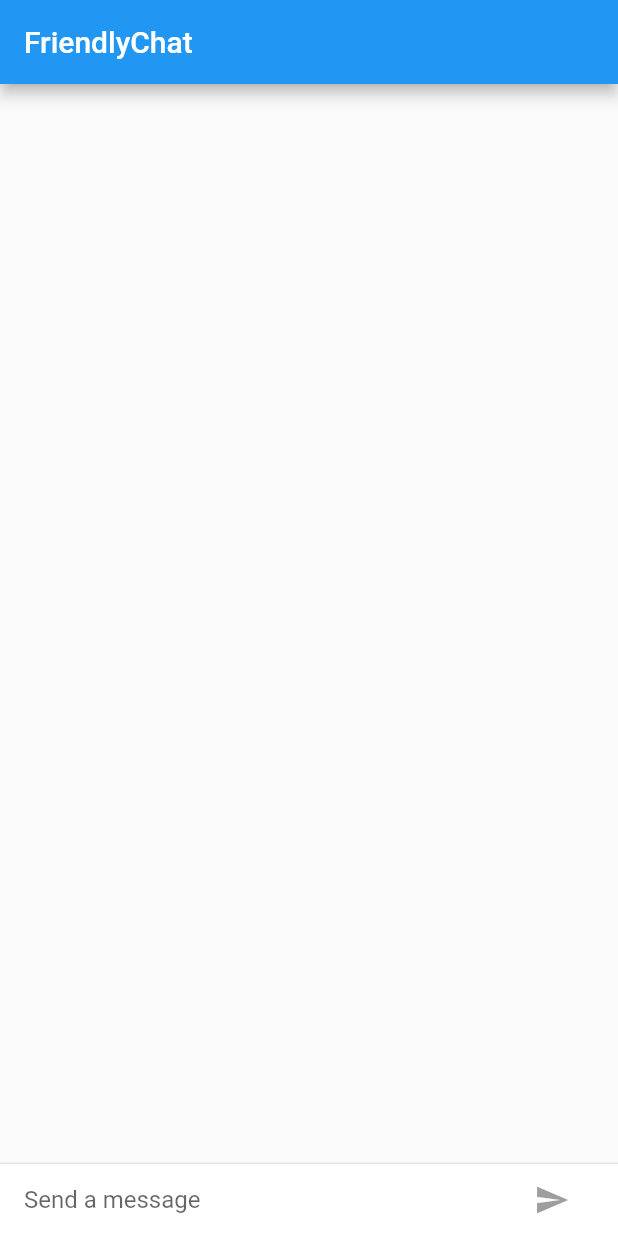
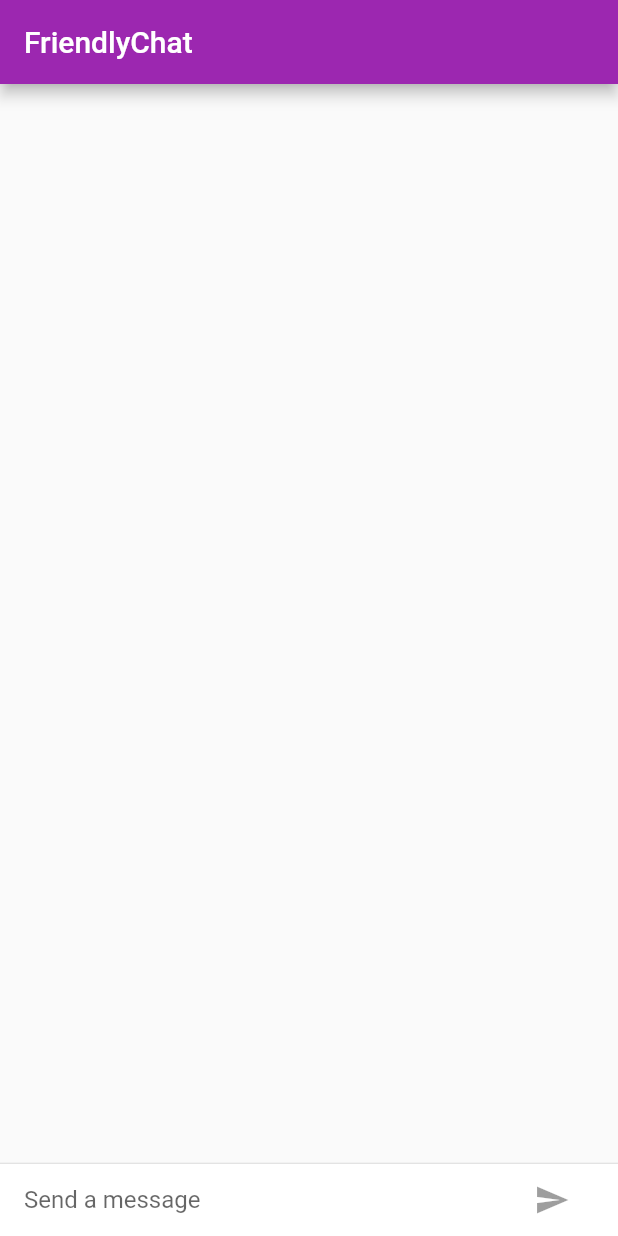
Before and after one commit to omer358/Friendly-Chat, a Flutter app: the screen it shows after launch, on a phone screen of 412 x 824 dp. Run offline on Flutter 3.47's test engine with Material 2 defaults, Android fonts, the phone set to English and light mode, and no system bars.

Commit message:
finishing up

```diff
--- a/lib/main.dart
+++ b/lib/main.dart
@@ -1,9 +1,20 @@
 import 'package:flutter/material.dart';
+import 'package:flutter/foundation.dart';
+import 'package:flutter/cupertino.dart';
 
 void main() {
   runApp(const FriendlyChatApp());
 }
 
+final ThemeData kIOSTheme = ThemeData(
+  primarySwatch: Colors.orange,
+  primaryColor: Colors.grey[100],
+  primaryColorBrightness: Brightness.light,
+);
+
+final ThemeData kDefaultTheme = ThemeData(
+    colorScheme: ColorScheme.fromSwatch(primarySwatch: Colors.purple)
+        .copyWith(secondary: Colors.deepOrange[400]));
 String _name = "Omer maki";
 
 class FriendlyChatApp extends StatelessWidget {
@@ -13,9 +24,12 @@ class FriendlyChatApp extends StatelessWidget {
 
   @override
   Widget build(BuildContext context) {
-    return const MaterialApp(
+    return MaterialApp(
       title: "FriendlyChat",
-      home: ChatScreen(),
+      theme: defaultTargetPlatform == TargetPlatform.iOS
+          ? kIOSTheme
+          : kDefaultTheme,
+      home: const ChatScreen(),
     );
   }
 }
@@ -44,7 +58,8 @@ class ChatMessage extends StatelessWidget {
               margin: const EdgeInsets.only(right: 16.0),
               child: CircleAvatar(child: Text(_name[0])),
             ),
-            Column(
+            Expanded(
+              child: Column(
                 crossAxisAlignment: CrossAxisAlignment.start,
                 children: [
                   Text(_name, style: Theme.of(context).textTheme.headline5),
@@ -53,6 +68,7 @@ class ChatMessage extends StatelessWidget {
                     child: Text(text),
                   )
                 ],
+              ),
             )
           ],
         ),
@@ -79,8 +95,10 @@ class _ChatScreenState extends State<ChatScreen> with TickerProviderStateMixin {
     return Scaffold(
       appBar: AppBar(
         title: const Text("FriendlyChat"),
+        elevation: Theme.of(context).platform == TargetPlatform.iOS ? 0.0 : 4.0,
       ),
-      body: Column(
+      body: Container(
+        child: Column(
           children: [
             Flexible(
               child: ListView.builder(
@@ -96,6 +114,12 @@ class _ChatScreenState extends State<ChatScreen> with TickerProviderStateMixin {
               child: _buildTextComposer(),
             ),
           ],
+        ),
+        decoration: Theme.of(context).platform == TargetPlatform.iOS? BoxDecoration(
+          border: Border(
+            top: BorderSide(color: Colors.grey[200]!),
+          ),
+        ) : null,
       ),
     );
   }
@@ -123,7 +147,14 @@ class _ChatScreenState extends State<ChatScreen> with TickerProviderStateMixin {
             ),
             Container(
               margin: const EdgeInsets.symmetric(horizontal: 4.0),
-              child: IconButton(
+              child: Theme.of(context).platform == TargetPlatform.iOS
+                  ? CupertinoButton(
+                      child: const Text("Send"),
+                      onPressed: _isComposing
+                          ? () => _handleSubmitted(_textcontroller.text)
+                          : null,
+                    )
+                  : IconButton(
                       icon: const Icon(Icons.send),
                       onPressed: _isComposing
                           ? () => _handleSubmitted(_textcontroller.text)
@@ -141,7 +172,7 @@ class _ChatScreenState extends State<ChatScreen> with TickerProviderStateMixin {
     var message = ChatMessage(
       text: text,
       animationController: AnimationController(
-        duration: const Duration(milliseconds: 1000),
+        duration: const Duration(milliseconds: 300),
         vsync: this,
       ),
     );
```
Lines whose indentation alone changed are shown as unchanged.
